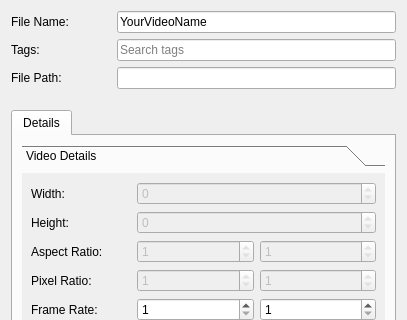
Before: the Qt Designer form src/windows/ui/file-properties.ui in OpenShot/openshot-qt, drawn with Qt 5; both pictures show x 0 to 407 and y 0 to 320 of the 407 by 500 pixel window.
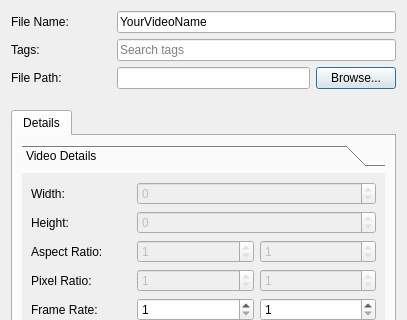
After: the same form once the commit is applied. Icons and pictures are not drawn.

Commit message: added browse button in file properties dialog, to allow relinking of individual media files. Openshot will not check if the new file has the same properties - has to be used carefully

```diff
--- a/src/windows/ui/file-properties.ui
+++ b/src/windows/ui/file-properties.ui
@@ -107,7 +107,14 @@
           <bool>true</bool>
          </property>
          <property name="readOnly">
-          <bool>true</bool>
+          <bool>false</bool>
+         </property>
+        </widget>
+       </item>
+       <item>
+        <widget class="QPushButton" name="btnBrowse">
+         <property name="text">
+          <string>Browse...</string>
          </property>
         </widget>
        </item>
```
Left out of the diff: 5 changed lines with no effect on the pictures. The commit also changes 3 other files.
